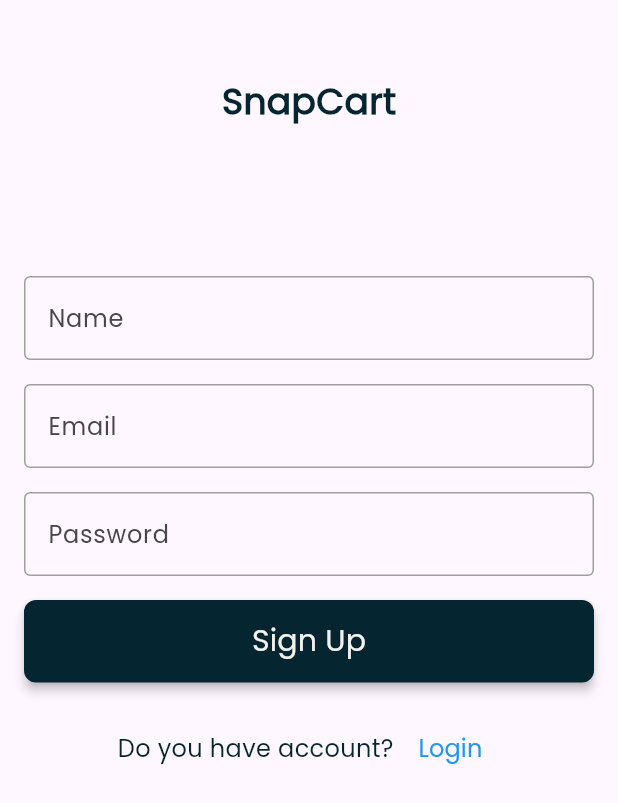
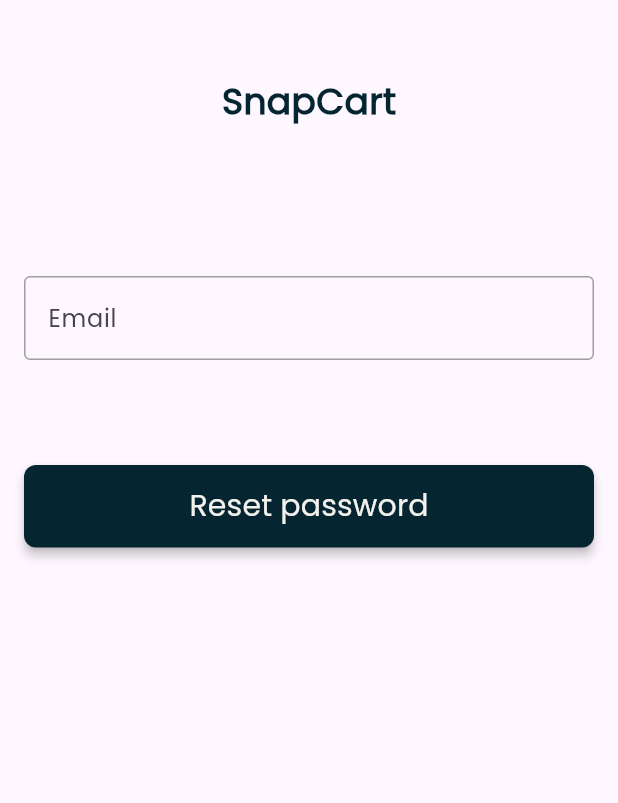
Before and after one commit to hossamramadan115/e_commerce_app, a Flutter app: the screen it shows after launch, on a phone screen of 412 x 824 dp. Shown: the top 803 px of the screen. Run offline on Flutter 3.47's test engine with Material 3 defaults, Android fonts, the phone set to English and light mode, and no system bars.

Commit message:
add login screen&forget password screen

```diff
--- /dev/null
+++ b/lib/screens/forget_password.dart
@@ -0,0 +1,61 @@
+import 'package:e_commerce_app/constants.dart';
+import 'package:e_commerce_app/screens/widget/custom_button.dart';
+import 'package:e_commerce_app/screens/widget/custom_text_form_field.dart';
+import 'package:flutter/material.dart';
+
+class ForgetPassword extends StatelessWidget {
+  ForgetPassword({super.key});
+
+  final formKey = GlobalKey<FormState>();
+
+  @override
+  Widget build(BuildContext context) {
+    return SafeArea(
+      child: Scaffold(
+        body: Padding(
+          padding: const EdgeInsets.symmetric(horizontal: 16),
+          child: SingleChildScrollView(
+            child: Form(
+              key: formKey,
+              child: Column(
+                mainAxisAlignment: MainAxisAlignment.center,
+                children: [
+                  SizedBox(height: 50),
+                  Text(
+                    'SnapCart',
+                    style: TextStyle(
+                      color: kSplashColor,
+                      fontSize: 24,
+                      fontWeight: FontWeight.bold,
+                    ),
+                  ),
+                  SizedBox(height: 100),
+                  CustomTextFormField(
+                    label: Text('Email'),
+                    validator: (data) {
+                      if (data == null || data.isEmpty) {
+                        return 'field is required';
+                      } else if (!data.contains('@') || data.length < 7) {
+                        return 'please enter a vaild email';
+                      }
+                      return null;
+                    },
+                  ),
+                  SizedBox(height: 70),
+                  CustomButton(
+                    text: 'Reset password',
+                    onTap: () {
+                      formKey.currentState!.save();
+                      if (formKey.currentState!.validate()) {}
+                    },
+                  ),
+                  SizedBox(height: 100),
+                ],
+              ),
+            ),
+          ),
+        ),
+      ),
+    );
+  }
+}
--- a/lib/screens/widget/custom_text_form_sign_up_section.dart
+++ b/lib/screens/widget/custom_text_form_login_section.dart
@@ -2,8 +2,8 @@ import 'package:e_commerce_app/screens/widget/custom_button.dart';
 import 'package:e_commerce_app/screens/widget/custom_text_form_field.dart';
 import 'package:flutter/material.dart';
 
-class CustomTextFormSignUpSection extends StatelessWidget {
-  CustomTextFormSignUpSection({super.key});
+class CustomTextFormLoginSection extends StatelessWidget {
+  CustomTextFormLoginSection({super.key});
 
   final formKey = GlobalKey<FormState>();
 
@@ -13,23 +13,12 @@ class CustomTextFormSignUpSection extends StatelessWidget {
       key: formKey,
       child: Column(
         children: [
-          CustomTextFormField(
-            label: Text('Name'),
-            validator: (data) {
-              if (data == null || data.isEmpty) {
-                return 'field is required';
-              }
-              return null;
-            },
-          ),
           SizedBox(height: 16),
           CustomTextFormField(
             label: Text('Email'),
             validator: (data) {
               if (data == null || data.isEmpty) {
                 return 'field is required';
-              } else if (!data.contains('@') || data.length < 7) {
-                return 'please enter a vaild email';
               }
               return null;
             },
@@ -40,16 +29,14 @@ class CustomTextFormSignUpSection extends StatelessWidget {
             validator: (data) {
               if (data == null || data.isEmpty) {
                 return 'field is required';
-              } else if (data.length < 7) {
-                return 'must be at least 7 characters';
               }
               return null;
             },
             obscureText: true,
           ),
-          SizedBox(height: 16),
+          SizedBox(height: 20),
           CustomButton(
-            text: 'Sign Up',
+            text: 'Login',
             onTap: () {
               formKey.currentState!.save();
               if (formKey.currentState!.validate()) {}
--- a/lib/screens/widget/splash_view_body.dart
+++ b/lib/screens/widget/splash_view_body.dart
@@ -1,4 +1,6 @@
 import 'package:e_commerce_app/constants.dart';
+import 'package:e_commerce_app/screens/forget_password.dart';
+import 'package:e_commerce_app/screens/login_screen.dart';
 import 'package:e_commerce_app/screens/sign_up_screen.dart';
 import 'package:e_commerce_app/utils/assets.dart';
 import 'package:flutter/material.dart';
@@ -81,7 +83,7 @@ class _SplashViewBodyState extends State<SplashViewBody>
       Navigator.pushReplacement(
         context,
         MaterialPageRoute(
-          builder: (context) => const SignUpScreen(),
+          builder: (context) => ForgetPassword(),
         ),
       );
     });
```
Also changed, not shown: lib/screens/login_screen.dart (added, +55 -0 lines).
